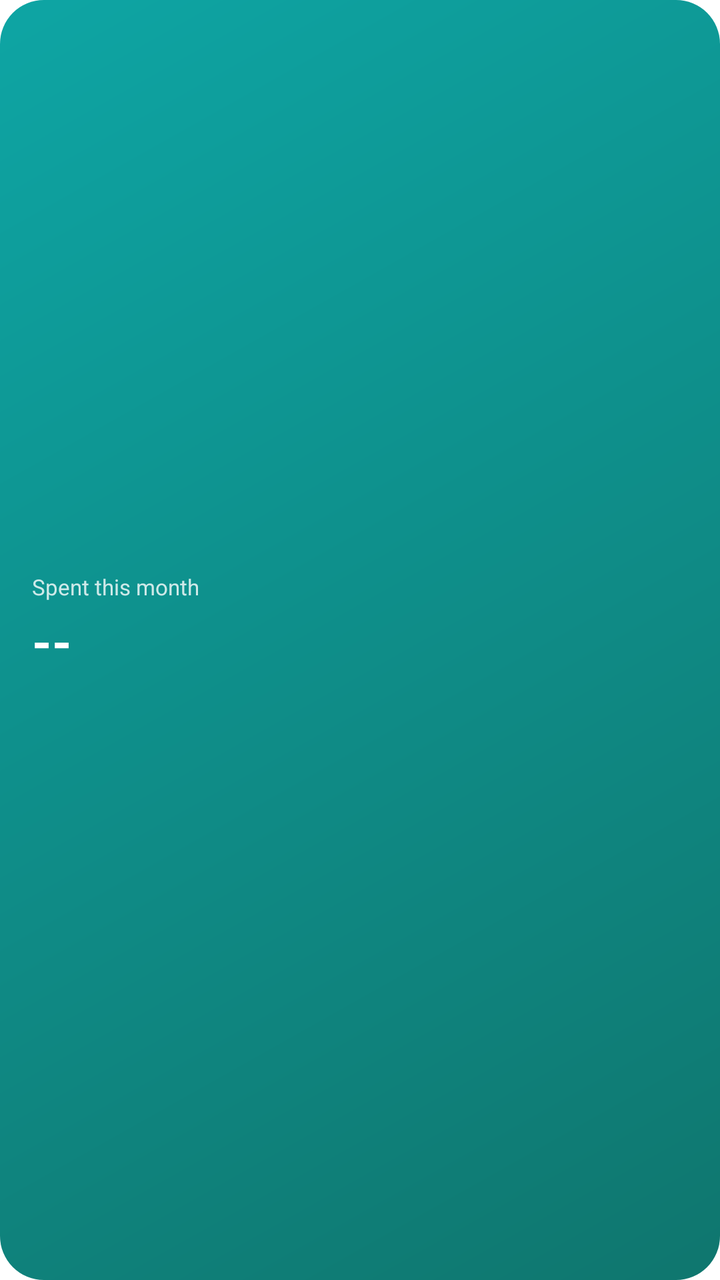
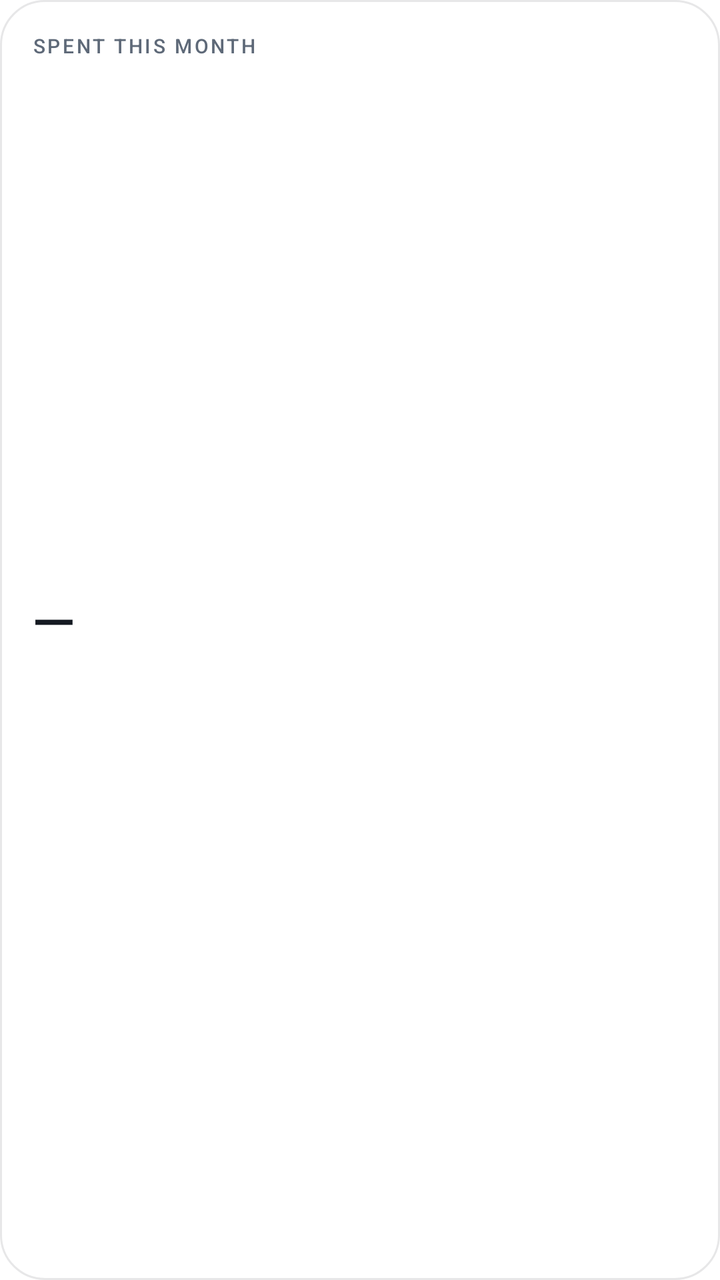

Screens rendered from an Android XML layout before and after an edit, with the pre-edit source and the edit as a unified diff.
<!-- AndroidManifest.xml: fallback theme Theme.MaterialComponents.DayNight.NoActionBar -->
<!-- res/layout/aeris_spent_widget.xml -->
<?xml version="1.0" encoding="utf-8"?>
<LinearLayout xmlns:android="http://schemas.android.com/apk/res/android"
    android:id="@+id/widget_root"
    android:layout_width="match_parent"
    android:layout_height="match_parent"
    android:orientation="vertical"
    android:gravity="center_vertical"
    android:padding="16dp"
    android:background="@drawable/aeris_widget_bg">

    <TextView
        android:layout_width="wrap_content"
        android:layout_height="wrap_content"
        android:text="Spent this month"
        android:textColor="#CCFFFFFF"
        android:textSize="11sp" />

    <TextView
        android:id="@+id/widget_spent_amount"
        android:layout_width="wrap_content"
        android:layout_height="wrap_content"
        android:layout_marginTop="3dp"
        android:text="--"
        android:textColor="#FFFFFFFF"
        android:textSize="25sp"
        android:textStyle="bold" />

    <TextView
        android:id="@+id/widget_spent_sub"
        android:layout_width="wrap_content"
        android:layout_height="wrap_content"
        android:layout_marginTop="3dp"
        android:text=""
        android:textColor="#CCFFFFFF"
        android:textSize="10sp" />

</LinearLayout>
<!-- resources referenced by this layout -->
<resources>
  <!-- drawable aeris_widget_bg (drawable) -->
  <?xml version="1.0" encoding="utf-8"?>
  <shape xmlns:android="http://schemas.android.com/apk/res/android"
      android:shape="rectangle">
      <gradient
          android:startColor="#0EA5A4"
          android:endColor="#0F766E"
          android:angle="315" />
      <corners android:radius="22dp" />
  </shape>
</resources>

<!-- the commit's change to res/layout/aeris_spent_widget.xml (unified diff, before → after) -->
@@ -4,34 +4,52 @@
     android:layout_width="match_parent"
     android:layout_height="match_parent"
     android:orientation="vertical"
-    android:gravity="center_vertical"
     android:padding="16dp"
-    android:background="@drawable/aeris_widget_bg">
-
+    android:background="@drawable/w_bg">
     <TextView
+        android:id="@+id/widget_spent_label"
         android:layout_width="wrap_content"
         android:layout_height="wrap_content"
         android:text="Spent this month"
-        android:textColor="#CCFFFFFF"
-        android:textSize="11sp" />
+        android:textAllCaps="true"
+        android:letterSpacing="0.12"
+        android:textColor="@color/w_muted"
+        android:textSize="10sp"
+        android:fontFamily="sans-serif-medium" />
 
     <TextView
         android:id="@+id/widget_spent_amount"
-        android:layout_width="wrap_content"
-        android:layout_height="wrap_content"
-        android:layout_marginTop="3dp"
-        android:text="--"
-        android:textColor="#FFFFFFFF"
-        android:textSize="25sp"
-        android:textStyle="bold" />
+        android:layout_width="match_parent"
+        android:layout_height="0dp"
+        android:layout_weight="1"
+        android:gravity="center_vertical"
+        android:text="—"
+        android:textColor="@color/w_text"
+        android:textSize="28sp"
+        android:fontFamily="sans-serif-medium"
+        android:maxLines="1"
+        android:autoSizeTextType="uniform"
+        android:autoSizeMinTextSize="16sp"
+        android:autoSizeMaxTextSize="28sp" />
 
     <TextView
         android:id="@+id/widget_spent_sub"
-        android:layout_width="wrap_content"
+        android:layout_width="match_parent"
         android:layout_height="wrap_content"
-        android:layout_marginTop="3dp"
         android:text=""
-        android:textColor="#CCFFFFFF"
-        android:textSize="10sp" />
+        android:textColor="@color/w_muted"
+        android:textSize="11.5sp"
+        android:maxLines="1"
+        android:ellipsize="end" />
 
+    <TextView
+        android:id="@+id/widget_spent_today"
+        android:layout_width="match_parent"
+        android:layout_height="wrap_content"
+        android:layout_marginTop="2dp"
+        android:text=""
+        android:textColor="@color/w_accent"
+        android:textSize="11.5sp"
+        android:maxLines="1"
+        android:ellipsize="end" />
 </LinearLayout>
<!-- resource entries referenced after the edit -->
@@ -1,14 +1,16 @@
 <!-- resources referenced by this layout -->
 <resources>
-  <!-- drawable aeris_widget_bg (drawable) -->
+  <color name="w_accent">#2B5F9E</color>
+  <color name="w_muted">#5E6978</color>
+  <color name="w_text">#151A22</color>
+  <!-- drawable w_bg (drawable) -->
   <?xml version="1.0" encoding="utf-8"?>
-  <shape xmlns:android="http://schemas.android.com/apk/res/android"
-      android:shape="rectangle">
-      <gradient
-          android:startColor="#0EA5A4"
-          android:endColor="#0F766E"
-          android:angle="315" />
+  <shape xmlns:android="http://schemas.android.com/apk/res/android" android:shape="rectangle">
+      <solid android:color="@color/w_bg" />
+      <stroke android:width="1dp" android:color="@color/w_line" />
       <corners android:radius="22dp" />
   </shape>
+  <color name="w_bg">#F5FFFFFF</color>
+  <color name="w_line">#1A151A22</color>
 </resources>
 
